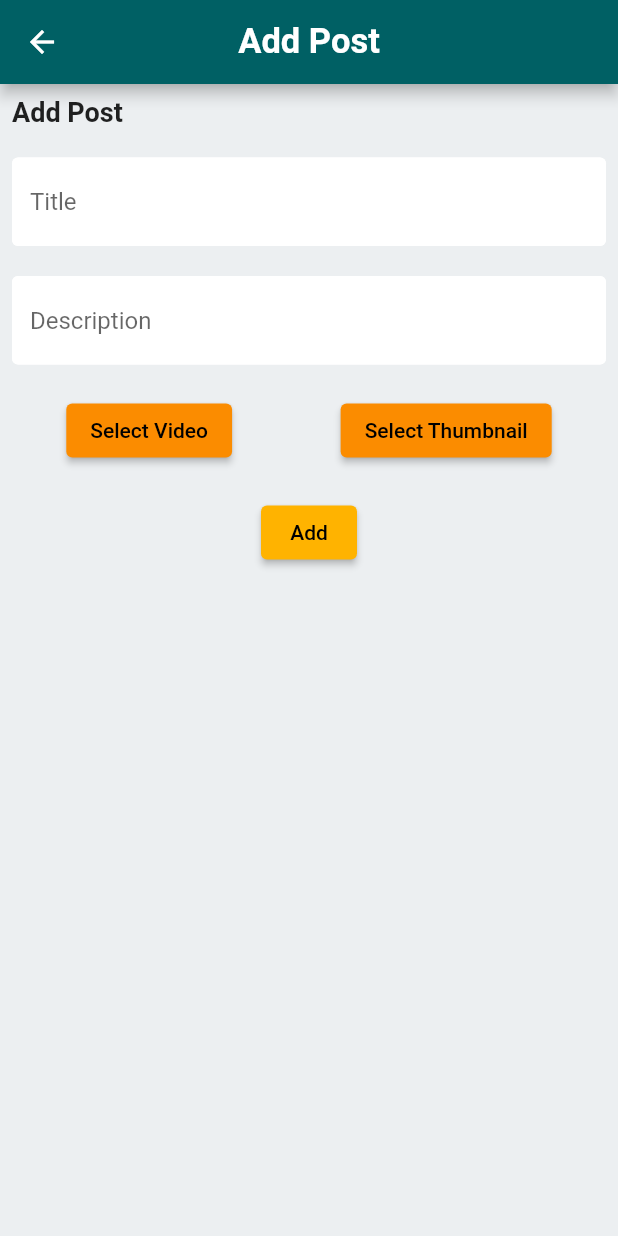
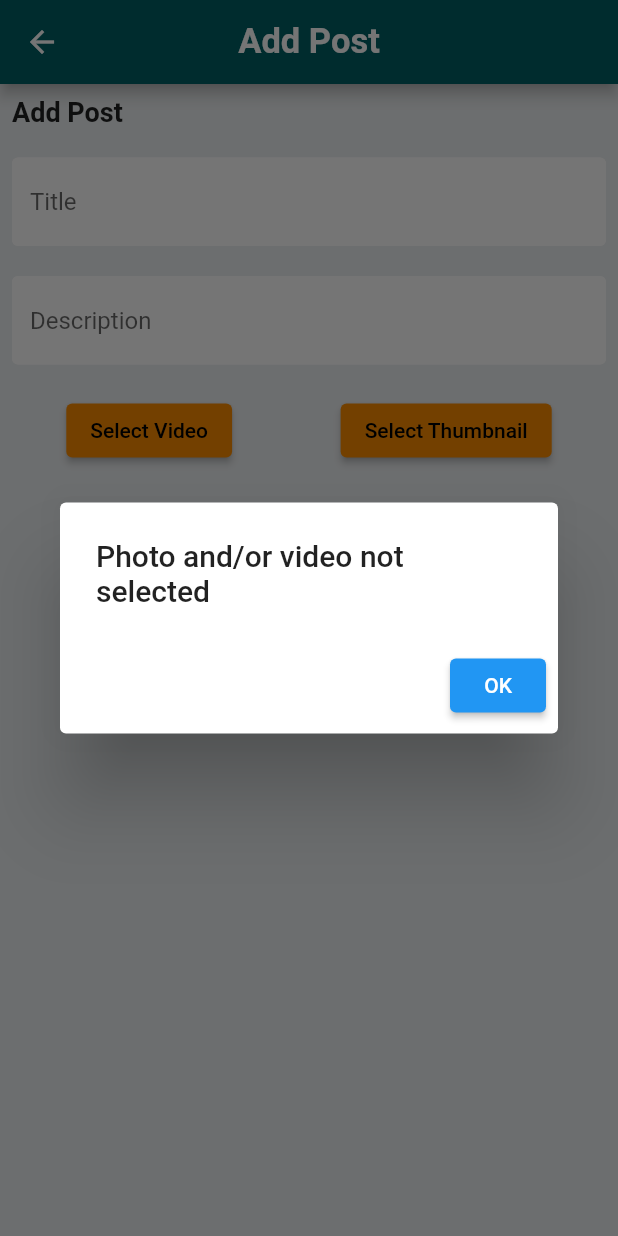
Before and after one commit to BizHelper/Seller, a Flutter app: the PostFormScreen screen opened directly, after a tap on "Add", on a phone screen of 412 x 824 dp. Run offline on Flutter 3.47's test engine with Material 2 defaults, Android fonts, the phone set to English and light mode, and no system bars; our stand-ins replace cloud_firestore, file_picker, firebase_auth, firebase_core, firebase_storage, flutter_chat_bubble and 3 more; accounts and stored records are empty; network calls fail.

Commit message:
add error messages to post and listing, minor changes

```diff
--- a/lib/src/screens/account.dart
+++ b/lib/src/screens/account.dart
@@ -4,6 +4,7 @@ import 'package:firebase_storage/firebase_storage.dart';
 import 'package:flutter/material.dart';
 import 'package:image_picker/image_picker.dart';
 import 'package:seller_app/src/screens/login.dart';
+import 'package:seller_app/src/screens/shopInfo.dart';
 import 'package:seller_app/src/services/authService.dart';
 import 'package:seller_app/src/widgets/navigateBar.dart';
 
@@ -110,7 +111,8 @@ class _AccountScreenState extends State<AccountScreen> {
                     style: ButtonStyle(
                         backgroundColor: MaterialStateProperty.all(Colors.orange[600])),
                     onPressed: () {
-
+                      Navigator.of(context).push(
+                          MaterialPageRoute(builder: (context) => ShopInfoScreen()));
                     },
                     child: const Text(
                       'Update Shop Info',
--- a/lib/src/screens/postForm.dart
+++ b/lib/src/screens/postForm.dart
@@ -28,6 +28,28 @@ class _PostFormScreenState extends State<PostFormScreen> {
   bool videoSelected = false;
   bool imageSelected = false;
 
+  showAlertDialog(BuildContext context) {
+    AlertDialog dialog = AlertDialog(
+      title: const Text(
+        'Photo and/or video not selected',
+      ),
+      actions: [
+        ElevatedButton(
+          onPressed: () {
+            Navigator.pop(context);
+          },
+          child: Text('OK'),
+        ),
+      ],
+    );
+
+    showDialog(
+        context: context,
+        builder: (BuildContext context) {
+          return dialog;
+        }
+    );
+  }
 
   Future<void> getName() async {
     final uid = AuthService().currentUser?.uid;
@@ -237,7 +259,9 @@ class _PostFormScreenState extends State<PostFormScreen> {
                 ElevatedButton(
                   style: ButtonStyle(
                       backgroundColor: MaterialStateProperty.all(Colors.amber[600])),
-                  onPressed: () {},
+                  onPressed: () {
+                    showAlertDialog(context);
+                  },
                   child: const Text(
                     'Add',
                     style: TextStyle(color: Colors.black),
--- a/lib/src/screens/requestDescription.dart
+++ b/lib/src/screens/requestDescription.dart
@@ -208,6 +208,9 @@ class _RequestDescriptionScreenState extends State<RequestDescriptionScreen> {
                               DocumentReference dr = FirebaseFirestore.instance.collection('requests').doc(widget.requestID);
                               dr.update({'Seller Name' : _sellerName});
                               dr.update({'Accepted' : 'true'});
+
+                              createChatRoom();
+
                               Navigator.pop(context);
                             },
                             child: Column(
--- a/lib/src/screens/signup.dart
+++ b/lib/src/screens/signup.dart
@@ -125,6 +125,7 @@ class _SignupScreenState extends State<SignupScreen> {
                         user.putIfAbsent('Name', () => _shopName);
                         user.putIfAbsent('Seller ID', () => userID);
                         user.putIfAbsent('Profile Pic', () => 'https://www.business2community.com/wp-content/uploads/2017/08/blank-profile-picture-973460_640.png');
+                        user.putIfAbsent('hasShop', () => 'false');
                         documentReference.set(user);
 
                         Navigator.of(context).pushReplacement(MaterialPageRoute(builder: (context) => VerifyScreen()));
```
Also changed, not shown: lib/src/screens/shopInfo.dart (added, +23 -0 lines), lib/src/widgets/listingForm.dart (+26 -1 lines).
